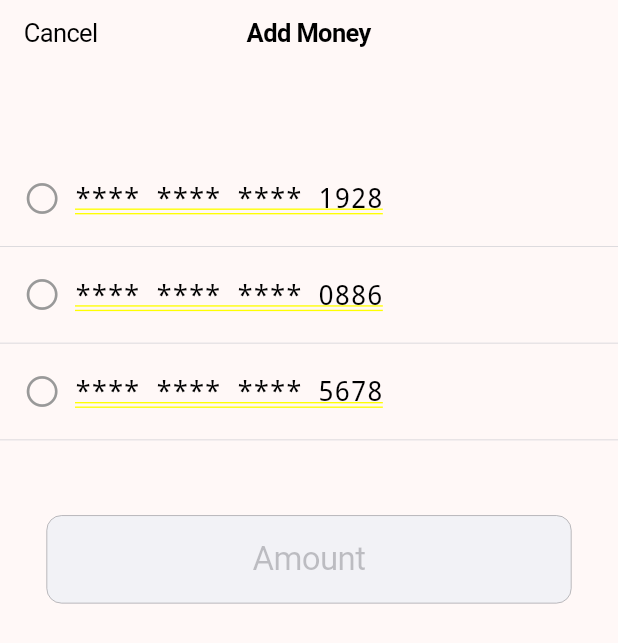
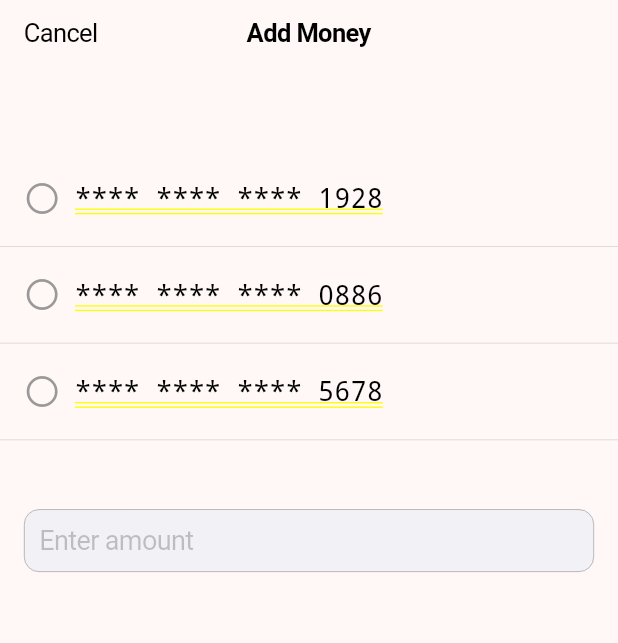
Before and after one commit to RoxyDiya/SapienzaPay, a Flutter app: the AddMoneyModal screen opened directly with empty values, on a phone screen of 412 x 824 dp. Shown: the top 643 px of the screen. Run offline on Flutter 3.47's test engine with Material 3 defaults, Android fonts, the phone set to English and light mode, and no system bars.

Commit message:
trying to fix the input bar of the add money

```diff
--- a/lib/home_page.dart
+++ b/lib/home_page.dart
@@ -478,6 +478,7 @@ class _AddMoneyModalState extends State<AddMoneyModal> {
   int? _selectedOption;
   String _amount = '';
   bool _isAmountValid = false;
+  bool _showError = false;
 
   void _updateAmount(String value) {
     setState(() {
@@ -519,19 +520,23 @@ class _AddMoneyModalState extends State<AddMoneyModal> {
             _buildOptionRow(0, '**** **** **** 1928'),
             _buildOptionRow(1, '**** **** **** 0886'),
             _buildOptionRow(2, '**** **** **** 5678'),
-            SizedBox(height: 50),
-            Container(
-              width: 350,
+            SizedBox(height: 20),
+            if (_showError)
+              Text(
+                'Choose an option before entering an amount',
+                style: TextStyle(color: Colors.red, fontSize: 14),
+              ),
+            SizedBox(height: 10),
+            Padding(
+              padding: const EdgeInsets.all(16.0),
               child: CupertinoTextField(
-                placeholder: 'Amount',
+                placeholder: 'Enter amount',
                 keyboardType: TextInputType.number,
-                textAlign: TextAlign.center,
-                style: TextStyle(fontSize: 22),
-                padding: EdgeInsets.symmetric(vertical: 16, horizontal: 10),
+                textAlign: TextAlign.start,
+                style: TextStyle(fontSize: 18),
+                padding: EdgeInsets.symmetric(vertical: 10, horizontal: 10),
                 decoration: BoxDecoration(
-                  color: _selectedOption != null
-                      ? Color.fromARGB(255, 242, 217, 217)
-                      : Color.fromARGB(255, 242, 242, 246),
+                  color: Color.fromARGB(255, 242, 242, 246),
                   borderRadius: BorderRadius.circular(10),
                   border: Border.all(
                     color: CupertinoColors.systemGrey,
@@ -540,6 +545,13 @@ class _AddMoneyModalState extends State<AddMoneyModal> {
                 ),
                 enabled: _selectedOption != null,
                 onChanged: _updateAmount,
+                onTap: () {
+                  if (_selectedOption == null) {
+                    setState(() {
+                      _showError = true;
+                    });
+                  }
+                },
               ),
             ),
           ],
@@ -553,6 +565,7 @@ class _AddMoneyModalState extends State<AddMoneyModal> {
       onTap: () {
         setState(() {
           _selectedOption = index;
+          _showError = false;
         });
       },
       child: Container(
```
